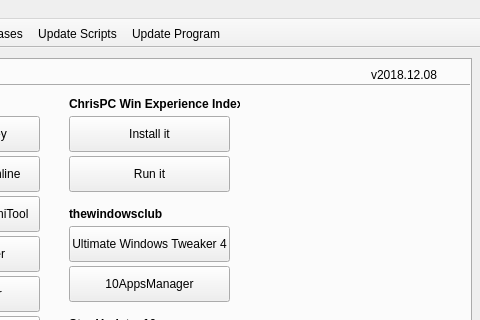
This is src/mainwindow.ui in adgellida/winsys as Qt 5 draws it before an edit; both pictures show x 169 to 649 and y 0 to 320 of the 649 by 682 pixel window. The edited form follows.
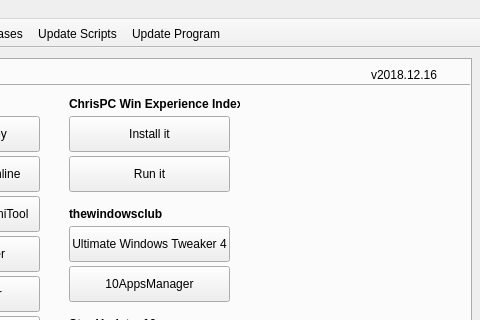
This is the edited form. Icons and pictures are not drawn.

```diff
--- a/src/mainwindow.ui
+++ b/src/mainwindow.ui
@@ -3786,7 +3786,7 @@
      </rect>
     </property>
     <property name="text">
-     <string>v2018.12.08</string>
+     <string>v2018.12.16</string>
     </property>
    </widget>
   </widget>
```
